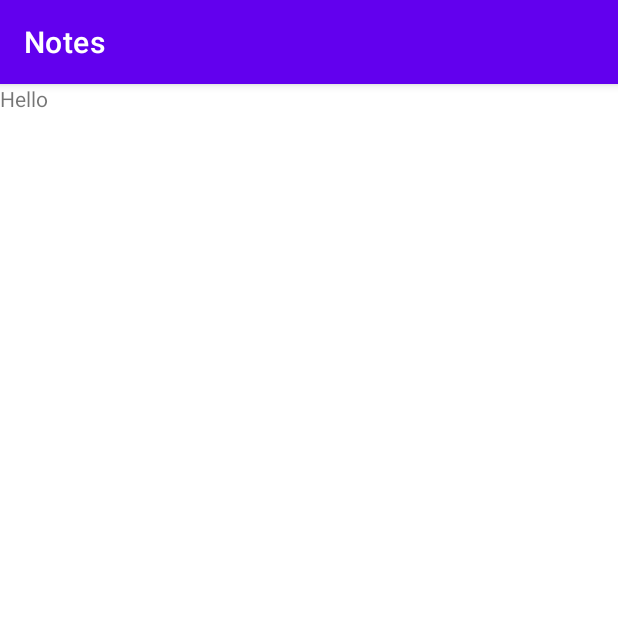
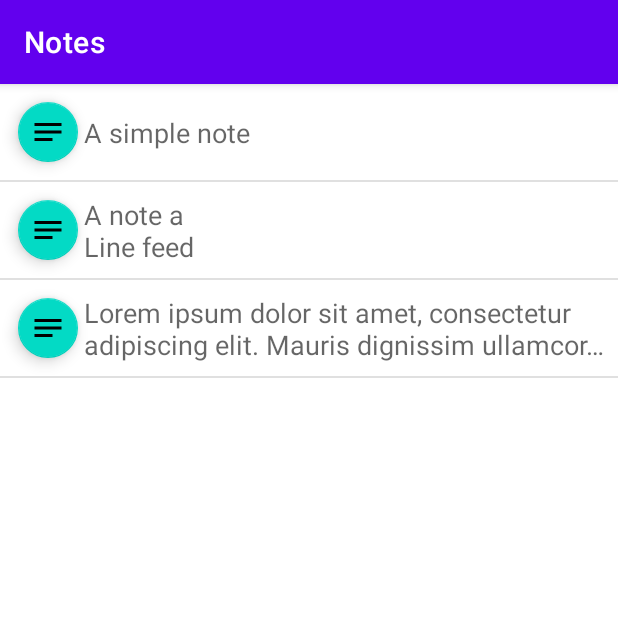
Before and after one commit to MobileApps-Cascadia/recyclerview-with-fragments, an Android app: the screen it shows after launch (MainActivity), on a phone screen of 412 x 824 dp, the top half of it. Run offline under Robolectric (Android 15) with nearby library versions, the phone set to English and light mode, and no system bars.

Commit message:
Display a List of Data Objects - inLearning Building an Android App with Jetpack Libraries

```diff
--- /dev/null
+++ b/app/src/main/java/com/example/plainolnotes4/Constants.kt
@@ -0,0 +1,3 @@
+package com.example.plainolnotes4
+
+const val NEW_NOTE_ID = 0
--- a/app/src/main/java/com/example/plainolnotes4/MainFragment.kt
+++ b/app/src/main/java/com/example/plainolnotes4/MainFragment.kt
@@ -1,22 +1,45 @@
 package com.example.plainolnotes4
 
 import android.os.Bundle
+import android.util.Log
 import android.view.LayoutInflater
 import android.view.View
 import android.view.ViewGroup
 import androidx.fragment.app.Fragment
+import androidx.lifecycle.Observer
 import androidx.lifecycle.ViewModelProvider
+import androidx.recyclerview.widget.DividerItemDecoration
+import androidx.recyclerview.widget.LinearLayoutManager
+import com.example.plainolnotes4.databinding.MainFragmentBinding
 
 class MainFragment : Fragment() {
 
     private lateinit var viewModel: MainViewModel
+    private lateinit var binding: MainFragmentBinding
+    private lateinit var adapter: NotesListAdapter
 
     override fun onCreateView(
         inflater: LayoutInflater, container: ViewGroup?,
         savedInstanceState: Bundle?
     ): View? {
+        binding = MainFragmentBinding.inflate(inflater, container, false)
         viewModel = ViewModelProvider(this).get(MainViewModel::class.java)
-        return inflater.inflate(R.layout.main_fragment, container, false)
+        with(binding.recyclerView){
+            setHasFixedSize(true)
+            val divider = DividerItemDecoration(
+                context, LinearLayoutManager(context).orientation
+            )
+            addItemDecoration(divider)
+        }
+
+        viewModel.notesList.observe(viewLifecycleOwner, Observer {
+            Log.i("noteLogging", it.toString())
+            adapter = NotesListAdapter(it)
+            binding.recyclerView.adapter = adapter
+            binding.recyclerView.layoutManager = LinearLayoutManager(activity)
+        })
+
+        return binding.root
     }
 
 }
--- a/app/src/main/java/com/example/plainolnotes4/MainViewModel.kt
+++ b/app/src/main/java/com/example/plainolnotes4/MainViewModel.kt
@@ -1,7 +1,14 @@
 package com.example.plainolnotes4
 
+import androidx.lifecycle.MutableLiveData
 import androidx.lifecycle.ViewModel
+import com.example.plainolnotes4.data.NoteEntity
+import com.example.plainolnotes4.data.SampleDataProvider
 
 class MainViewModel : ViewModel() {
-    // TODO: Implement the ViewModel
+    val notesList = MutableLiveData<List<NoteEntity>>()
+
+    init {
+        notesList.value = SampleDataProvider.getNotes()
+    }
 }
--- /dev/null
+++ b/app/src/main/java/com/example/plainolnotes4/NotesListAdapter.kt
@@ -0,0 +1,32 @@
+package com.example.plainolnotes4
+
+import android.view.LayoutInflater
+import android.view.View
+import android.view.ViewGroup
+import androidx.recyclerview.widget.RecyclerView
+import com.example.plainolnotes4.data.NoteEntity
+import com.example.plainolnotes4.databinding.ListItemBinding
+
+class NotesListAdapter(private val notesList: List<NoteEntity>):
+    RecyclerView.Adapter<NotesListAdapter.ViewHolder>(){
+
+    inner class ViewHolder(itemView: View):
+        RecyclerView.ViewHolder(itemView){
+        val binding = ListItemBinding.bind(itemView)
+    }
+
+    override fun onCreateViewHolder(parent: ViewGroup, viewType: Int): ViewHolder {
+        val inflater = LayoutInflater.from(parent.context)
+        val view = inflater.inflate(R.layout.list_item, parent, false)
+        return ViewHolder(view)
+    }
+
+    override fun onBindViewHolder(holder: ViewHolder, position: Int) {
+        val note = notesList[position]
+        with(holder.binding){
+            noteText.text = note.text
+        }
+    }
+
+    override fun getItemCount() = notesList.size
+}
--- /dev/null
+++ b/app/src/main/java/com/example/plainolnotes4/data/NoteEntity.kt
@@ -0,0 +1,13 @@
+package com.example.plainolnotes4.data
+
+import com.example.plainolnotes4.NEW_NOTE_ID
+import java.util.*
+
+class NoteEntity (
+    var id:Int,
+    var date: Date,
+    var text: String
+    ){
+    constructor(): this(NEW_NOTE_ID, Date(),"")
+    constructor(date: Date, text: String): this(NEW_NOTE_ID, date, text)
+}
--- /dev/null
+++ b/app/src/main/java/com/example/plainolnotes4/data/SampleDataProvider.kt
@@ -0,0 +1,23 @@
+package com.example.plainolnotes4.data
+import java.util.*
+class SampleDataProvider {
+    companion object{
+        private val sampleText1 = "A simple note"
+        private val sampleText2 = "A note a\nLine feed"
+        private val sampleText3 = """
+            Lorem ipsum dolor sit amet, consectetur adipiscing elit. Mauris dignissim ullamcorper varius. Nulla tincidunt lacus vel sapien convallis sagittis. Aliquam erat volutpat. Cras vitae nunc sed justo egestas dignissim. Vivamus ut mollis nibh, id posuere lorem. Proin ullamcorper elit ipsum, id interdum tellus mollis sit amet. Ut vel ullamcorper leo, sed laoreet sem. Mauris pulvinar libero eu tortor dignissim aliquam. Donec id libero ut ante ullamcorper convallis sed a turpis. Donec in libero efficitur, volutpat turpis eget, egestas est. Donec maximus tincidunt leo sed dignissim. Aenean velit justo, lacinia at pretium eu, porta sed dui. Nunc imperdiet tellus et arcu aliquam, eu fermentum neque tempor. Suspendisse pretium nec ligula a aliquam. Fusce eleifend suscipit mauris sed scelerisque.
+
+            Donec placerat leo et lacinia facilisis. Interdum et malesuada fames ac ante ipsum primis in faucibus. Maecenas aliquam venenatis tortor, ut tincidunt augue iaculis id. Ut accumsan ornare justo, ut malesuada est iaculis a. Morbi non lectus elit. Proin pulvinar bibendum fringilla. Nulla non elit elit. Nulla iaculis a lorem vel ornare. In congue mi quis dui aliquet, vel tempor erat cursus. Donec vel lacus eget velit egestas volutpat interdum eget turpis. Orci varius natoque penatibus et magnis dis parturient montes, nascetur ridiculus mus. Proin in laoreet odio. Duis fermentum imperdiet augue, tristique ultricies felis. Proin sed molestie ante. Sed accumsan at ex et iaculis.
+        """.trimIndent()
+
+        private fun getDate(diff: Long): Date {
+            return Date(Date().time + diff)
+        }
+
+        fun getNotes() = arrayListOf(
+            NoteEntity(1, getDate(0), sampleText1),
+            NoteEntity(2, getDate(1), sampleText2),
+            NoteEntity(3, getDate(2), sampleText3)
+        )
+    }
+}
--- /dev/null
+++ b/app/src/main/res/layout/list_item.xml
@@ -0,0 +1,33 @@
+<?xml version="1.0" encoding="utf-8"?>
+<androidx.constraintlayout.widget.ConstraintLayout xmlns:android="http://schemas.android.com/apk/res/android"
+    xmlns:app="http://schemas.android.com/apk/res-auto"
+    xmlns:tools="http://schemas.android.com/tools"
+    android:layout_width="match_parent"
+    android:layout_height="wrap_content">
+
+    <com.google.android.material.floatingactionbutton.FloatingActionButton
+        android:id="@+id/floatingActionButton"
+        android:layout_width="72dp"
+        android:layout_height="wrap_content"
+        android:layout_margin="8dp"
+        app:fabSize="mini"
+        app:layout_constraintBottom_toBottomOf="parent"
+        app:layout_constraintTop_toTopOf="parent"
+        app:layout_constraintStart_toStartOf="parent"
+        android:clickable="true"
+        android:focusable="true"
+        app:srcCompat="@drawable/ic_note" />
+
+    <TextView
+        android:id="@+id/noteText"
+        android:layout_width="0dp"
+        android:layout_height="wrap_content"
+        android:ellipsize="end"
+        android:maxLines="2"
+        android:textAppearance="@style/TextAppearance.AppCompat.Medium"
+        app:layout_constraintTop_toTopOf="parent"
+        app:layout_constraintBottom_toBottomOf="parent"
+        app:layout_constraintEnd_toEndOf="parent"
+        app:layout_constraintStart_toEndOf="@+id/floatingActionButton"
+        tools:text="sample text to display during design"/>
+</androidx.constraintlayout.widget.ConstraintLayout>
--- a/app/src/main/res/layout/main_fragment.xml
+++ b/app/src/main/res/layout/main_fragment.xml
@@ -1,13 +1,21 @@
 <?xml version="1.0" encoding="utf-8"?>
-<FrameLayout xmlns:android="http://schemas.android.com/apk/res/android"
+<androidx.constraintlayout.widget.ConstraintLayout xmlns:android="http://schemas.android.com/apk/res/android"
     xmlns:tools="http://schemas.android.com/tools"
     android:layout_width="match_parent"
     android:layout_height="match_parent"
+    xmlns:app="http://schemas.android.com/apk/res-auto"
     tools:context=".MainFragment">
 
-    <TextView
-        android:layout_width="match_parent"
-        android:layout_height="match_parent"
-        android:text="Hello" />
 
-</FrameLayout>
+    <androidx.recyclerview.widget.RecyclerView
+        android:id="@+id/recyclerView"
+        android:layout_width="0dp"
+        android:layout_height="0dp"
+        android:clickable="true"
+        android:focusable="true"
+        android:focusableInTouchMode="true"
+        app:layout_constraintTop_toTopOf="parent"
+        app:layout_constraintBottom_toBottomOf="parent"
+        app:layout_constraintStart_toStartOf="parent"
+        app:layout_constraintEnd_toEndOf="parent"/>
+</androidx.constraintlayout.widget.ConstraintLayout>
```
